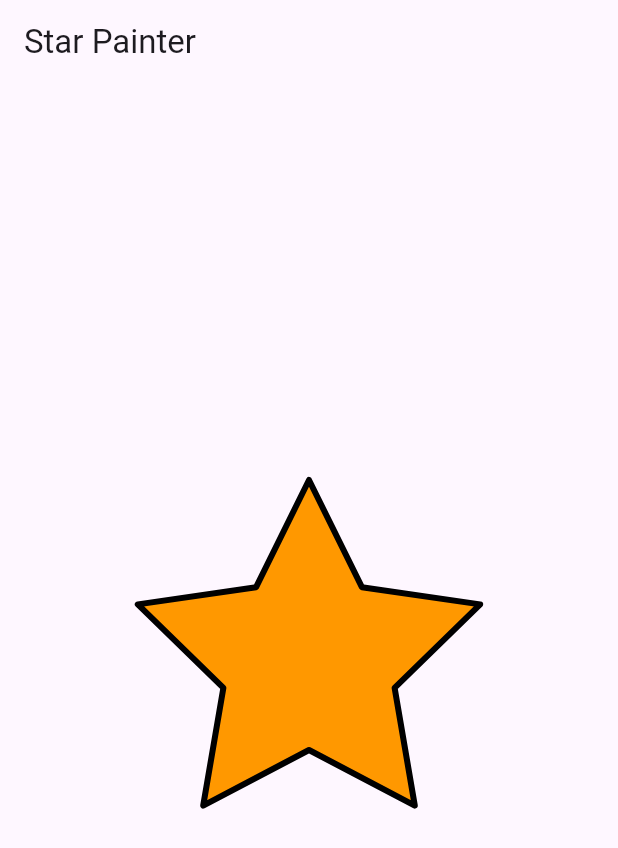
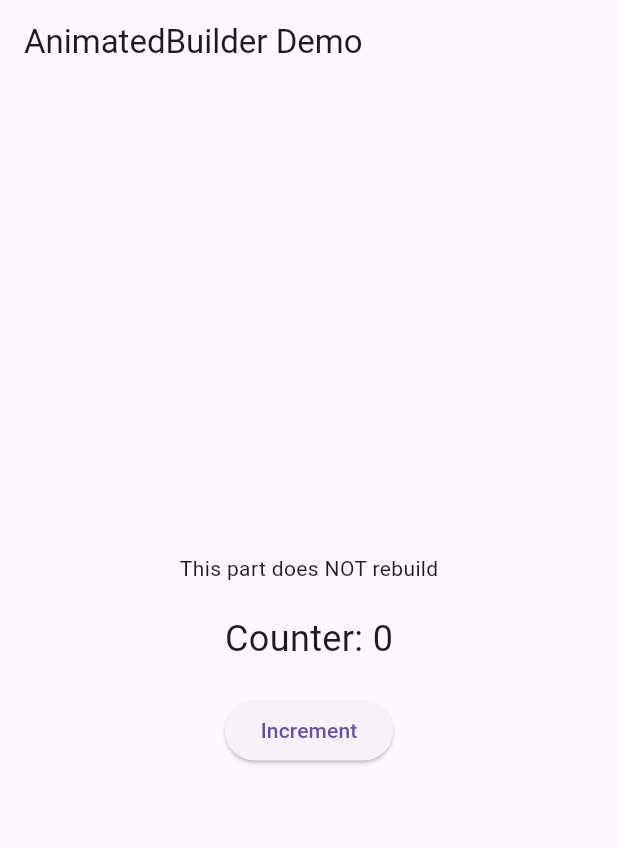
Before and after one commit to AbdeMohlbi/flutter-under-the-hood, a Flutter app: the screen it shows after launch, on a phone screen of 412 x 824 dp. Shown: the top 848 px of the screen. Run offline on Flutter 3.47's test engine with Material 3 defaults, Android fonts, the phone set to English and light mode, and no system bars; our stand-ins replace material_ui.

Commit message:
Add `ValueNotifierAnimatedBuilderExample` and update android deps

```diff
--- a/lib/main.dart
+++ b/lib/main.dart
@@ -10,6 +10,7 @@ import 'custom_painter_usage/star_painter.dart';
 import 'nullable_listenable_builder/nullable_listenable_builder.dart';
 import 'render_objects/reusable_render_object.dart';
 import 'simple_examples/http_usage.dart';
+import 'value_notifier_animated_builder_example/value_notifier_animated_builder_example.dart';
 
 const widgets = [
   SmileyFaceApp(),
@@ -21,6 +22,7 @@ const widgets = [
   ChatAppConversationViewApp(),
   SmileyFaceWithTextApp(),
   StarPainterApp(),
+  ValueNotifierAnimatedBuilderExample(),
 ];
 
 final nonConstWidgets = [HttpUsage(repository: UserRepositoryImpl())];
--- /dev/null
+++ b/lib/value_notifier_animated_builder_example/value_notifier_animated_builder_example.dart
@@ -0,0 +1,82 @@
+import 'package:material_ui/material_ui.dart';
+
+class ValueNotifierAnimatedBuilderExample extends StatelessWidget {
+  const ValueNotifierAnimatedBuilderExample({super.key});
+
+  @override
+  Widget build(BuildContext context) {
+    return const MaterialApp(home: CounterIncrementExample());
+  }
+}
+
+class CounterIncrementExample extends StatefulWidget {
+  const CounterIncrementExample({super.key});
+
+  @override
+  State<CounterIncrementExample> createState() =>
+      _CounterIncrementExampleState();
+}
+
+class _CounterIncrementExampleState extends State<CounterIncrementExample> {
+  final ValueNotifier<int> counter = ValueNotifier(0);
+
+  @override
+  void dispose() {
+    counter.dispose();
+    super.dispose();
+  }
+
+  @override
+  Widget build(BuildContext context) {
+    ValueNotifierAnimatedBuilderExampleWatcher.increaseFullBuildsCount();
+    debugPrint("FULL BUILD");
+
+    return Scaffold(
+      appBar: AppBar(title: const Text('AnimatedBuilder Demo')),
+      body: Center(
+        child: Column(
+          mainAxisAlignment: MainAxisAlignment.center,
+          children: [
+            const Text("This part does NOT rebuild"),
+
+            const SizedBox(height: 20),
+
+            AnimatedBuilder(
+              animation: counter,
+              builder: (context, child) {
+                ValueNotifierAnimatedBuilderExampleWatcher.increaseAnimatedBuilderBuildsCount();
+                debugPrint("ONLY TEXT REBUILDS");
+                return Text(
+                  'Counter: ${counter.value}',
+                  style: const TextStyle(fontSize: 24),
+                );
+              },
+            ),
+
+            const SizedBox(height: 20),
+
+            ElevatedButton(
+              onPressed: () {
+                counter.value++;
+              },
+              child: const Text("Increment"),
+            ),
+          ],
+        ),
+      ),
+    );
+  }
+}
+
+@visibleForTesting
+sealed class ValueNotifierAnimatedBuilderExampleWatcher {
+  static int _fullBuildsCount = 0;
+  static int _animatedBuilderBuildsCount = 0;
+
+  static void increaseFullBuildsCount() => _fullBuildsCount++;
+  static void increaseAnimatedBuilderBuildsCount() =>
+      _animatedBuilderBuildsCount++;
+
+  static int get fullBuildsCount => _fullBuildsCount;
+  static int get animatedBuilderBuildsCount => _animatedBuilderBuildsCount;
+}
```
Also changed, not shown: 4 other files.
